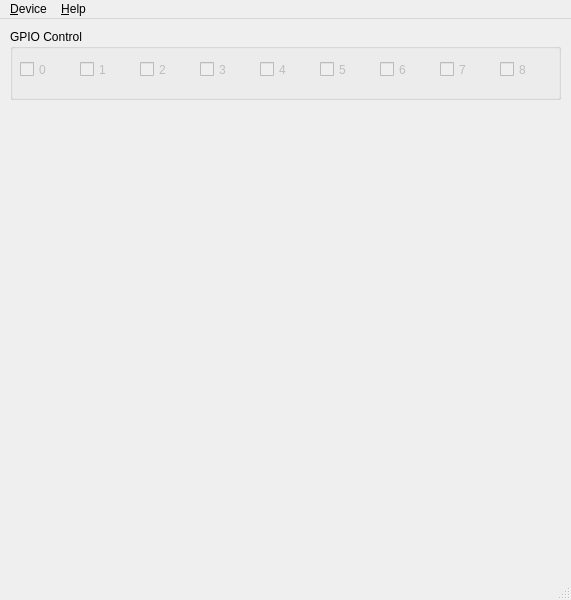
Old version of the form src/devicewindow.ui in the repository bloguetronica/mcp2210-com.
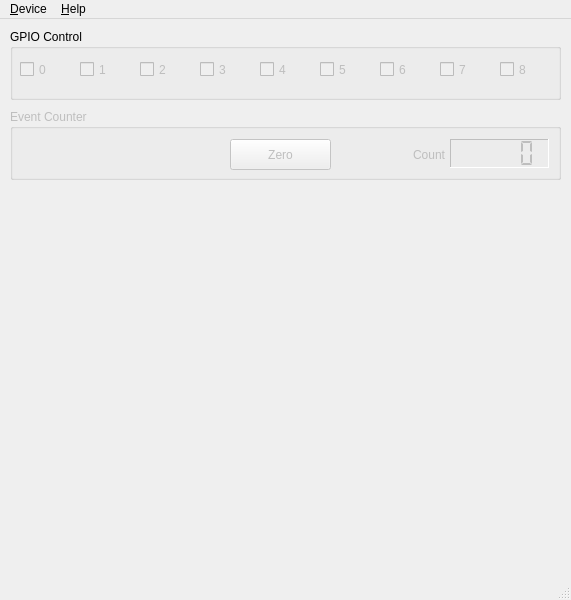
New version of the form. Icons and pictures are not drawn.

Diff of the .ui file:
```diff
--- a/src/devicewindow.ui
+++ b/src/devicewindow.ui
@@ -185,6 +185,73 @@
      </property>
     </widget>
    </widget>
+   <widget class="QGroupBox" name="groupBoxEventCounter">
+    <property name="enabled">
+     <bool>false</bool>
+    </property>
+    <property name="geometry">
+     <rect>
+      <x>10</x>
+      <y>90</y>
+      <width>551</width>
+      <height>71</height>
+     </rect>
+    </property>
+    <property name="title">
+     <string>Event Counter</string>
+    </property>
+    <widget class="QPushButton" name="pushButtonZero">
+     <property name="geometry">
+      <rect>
+       <x>220</x>
+       <y>30</y>
+       <width>101</width>
+       <height>31</height>
+      </rect>
+     </property>
+     <property name="text">
+      <string>Zero</string>
+     </property>
+    </widget>
+    <widget class="QLabel" name="labelCount">
+     <property name="geometry">
+      <rect>
+       <x>330</x>
+       <y>37</y>
+       <width>105</width>
+       <height>17</height>
+      </rect>
+     </property>
+     <property name="text">
+      <string>Count</string>
+     </property>
+     <property name="alignment">
+      <set>Qt::AlignRight|Qt::AlignTrailing|Qt::AlignVCenter</set>
+     </property>
+    </widget>
+    <widget class="QLCDNumber" name="lcdNumberCount">
+     <property name="geometry">
+      <rect>
+       <x>440</x>
+       <y>30</y>
+       <width>99</width>
+       <height>29</height>
+      </rect>
+     </property>
+     <property name="frameShape">
+      <enum>QFrame::Panel</enum>
+     </property>
+     <property name="frameShadow">
+      <enum>QFrame::Sunken</enum>
+     </property>
+     <property name="segmentStyle">
+      <enum>QLCDNumber::Flat</enum>
+     </property>
+     <property name="intValue" stdset="0">
+      <number>0</number>
+     </property>
+    </widget>
+   </widget>
   </widget>
   <widget class="QMenuBar" name="menuBar">
    <property name="geometry">
```
